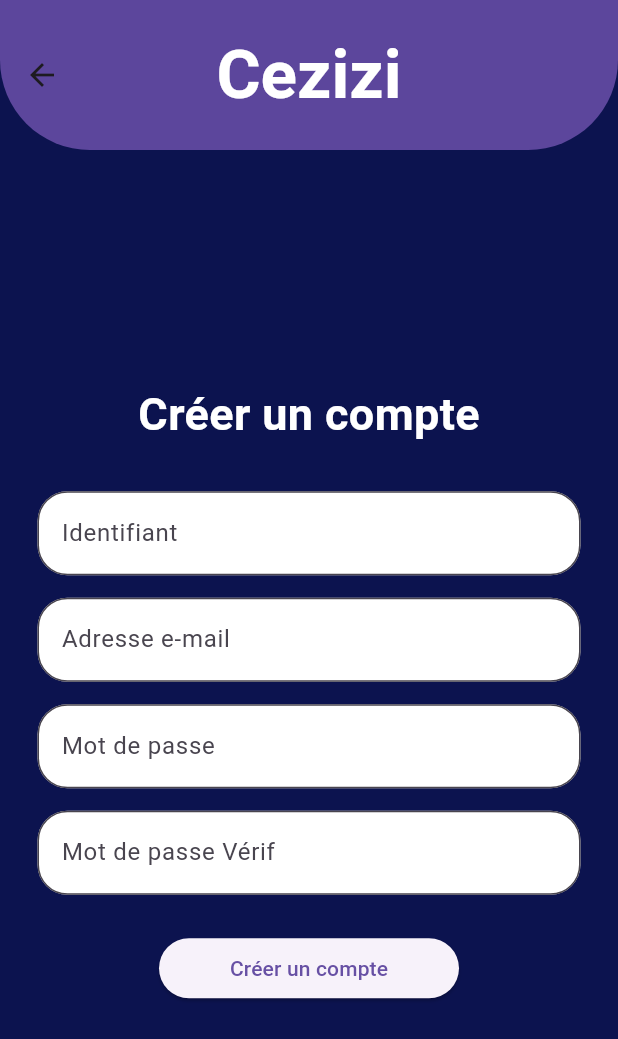
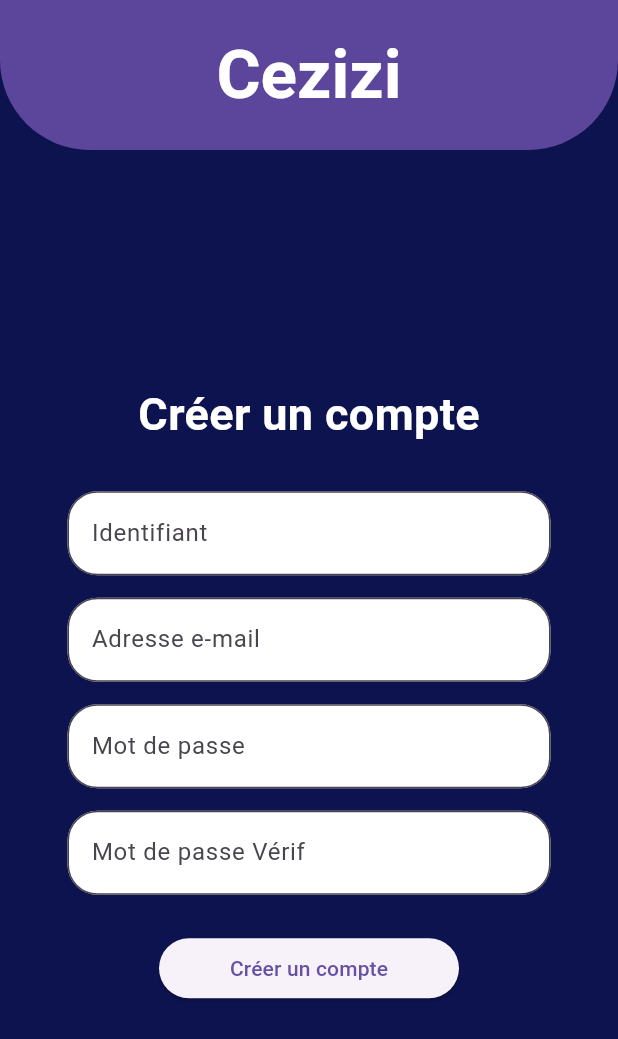
Before and after one commit to BastienGRNT/APP_LB, a Flutter app: the screen it shows after launch, after a tap on "Se connecter", after a tap on "Créer un compte !", on a phone screen of 412 x 824 dp. Shown: the top 1039 px of the screen. Run offline on Flutter 3.47's test engine with Material 3 defaults, Android fonts, the phone set to English and light mode, and no system bars.

Commit message:
Scrolable + UX UI

```diff
--- a/AppLB_Front/Front_Mobile/Front_Flutter/lib/pages/home/home.dart
+++ b/AppLB_Front/Front_Mobile/Front_Flutter/lib/pages/home/home.dart
@@ -12,6 +12,7 @@ class _HomePageState extends State<HomePage> {
   Widget build(BuildContext context) {
     return Scaffold(
       appBar: AppBar(
+        automaticallyImplyLeading: false,
         backgroundColor: const Color(0xFF5C469C),
         title: const Text('Cezizi',
         style:
--- a/AppLB_Front/Front_Mobile/Front_Flutter/lib/pages/login/login.dart
+++ b/AppLB_Front/Front_Mobile/Front_Flutter/lib/pages/login/login.dart
@@ -14,6 +14,7 @@ class _LoginPageState extends State<LoginPage> {
   final TextEditingController _usernameController = TextEditingController();
   final TextEditingController _passwordController = TextEditingController();
   String? _errorMessage;
+  bool _isLoading = false;
 
   void _handleLogin() async {
     final username = _usernameController.text;
@@ -26,15 +27,25 @@ class _LoginPageState extends State<LoginPage> {
       return;
     }
 
+    setLoading(true);
+
     final message = await LoginController.login(username, password);
+
+    setLoading(false);
+    setState(() {
+      _errorMessage = message;
+    });
 
     setState(() {
       _errorMessage = message;
     });
 
     if (message == 'Mot de passe correct !') {
+      setLoading(true);
+      await Future.delayed(const Duration(seconds: 2));
+      setLoading(false);
       if(mounted){
-        Navigator.pushReplacement(
+        Navigator.push(
           context,
           MaterialPageRoute(builder: (context) => const HomePage()),
         );
@@ -42,12 +53,24 @@ class _LoginPageState extends State<LoginPage> {
     }
   }
 
+  void setLoading(bool value) {
+    setState(() {
+      _isLoading = value;
+    });
+  }
+
+
   @override
   Widget build(BuildContext context) {
     return Scaffold(
       backgroundColor: const Color(0xFF0C134F),
       appBar: _buildAppBar(),
       body: Center(
+        child: _isLoading
+            ? const CircularProgressIndicator()
+            : SingleChildScrollView(
+          child: Padding(
+            padding: const EdgeInsets.symmetric(horizontal: 20),
             child: Column(
               mainAxisAlignment: MainAxisAlignment.center,
               crossAxisAlignment: CrossAxisAlignment.center,
@@ -62,6 +85,8 @@ class _LoginPageState extends State<LoginPage> {
                 const SizedBox(height: 30),
                 _buildFooter(),
               ],
+            ),
+          ),
         ),
       ),
     );
--- a/AppLB_Front/Front_Mobile/Front_Flutter/lib/pages/register/register.dart
+++ b/AppLB_Front/Front_Mobile/Front_Flutter/lib/pages/register/register.dart
@@ -1,7 +1,6 @@
 import 'package:flutter/material.dart';
 import 'package:Front_Flutter/pages/register/register_controllers.dart';
-
-import '../home/home.dart';
+import 'package:Front_Flutter/pages/home/home.dart';
 
 class RegisterPage extends StatefulWidget {
   const RegisterPage({super.key});
@@ -16,6 +15,7 @@ class _RegisterPageState extends State<RegisterPage> {
   final TextEditingController _passwordController = TextEditingController();
   final TextEditingController _confirmPasswordController = TextEditingController();
   String? _erreurMessage;
+  bool _isLoading = false;
 
   void _handleRegister() async{
     final username = _usernameController.text;
@@ -37,20 +37,32 @@ class _RegisterPageState extends State<RegisterPage> {
       return;
     }
 
+    setLoading(true);
+
     final message = await RegisterController.register(username, email, password);
 
+    setLoading(false);
     setState(() {
       _erreurMessage = message;
     });
 
     if (message == 'Utilisateur ajouté avec succès !'){
+      setLoading(true); // Active le chargement
+      await Future.delayed(const Duration(seconds: 2));
+      setLoading(false);
       if(mounted){
-        Navigator.pushReplacement(
+        Navigator.push(
           context,
           MaterialPageRoute(builder: (context) => const HomePage()),
         );
       }
     }
+  }
+
+  void setLoading(bool value){
+    setState(() {
+      _isLoading = value;
+    });
   }
 
   @override
@@ -59,6 +71,11 @@ class _RegisterPageState extends State<RegisterPage> {
       backgroundColor: const Color(0xFF0C134F),
       appBar: _buildAppBar(),
       body: Center(
+        child: _isLoading
+            ? const CircularProgressIndicator()
+            : SingleChildScrollView(
+          child: Padding(
+            padding: const EdgeInsets.symmetric(horizontal: 20),
             child: Column(
               mainAxisAlignment: MainAxisAlignment.center,
               crossAxisAlignment: CrossAxisAlignment.center,
@@ -77,11 +94,14 @@ class _RegisterPageState extends State<RegisterPage> {
               ],
             ),
           ),
+        ),
+      ),
     );
   }
 
   AppBar _buildAppBar() {
     return AppBar(
+      automaticallyImplyLeading: false,
       backgroundColor: const Color(0xFF5C469C),
       title: const Text(
         'Cezizi',
```
Also changed, not shown: 1 other file. Lines whose indentation alone changed are shown as unchanged.
